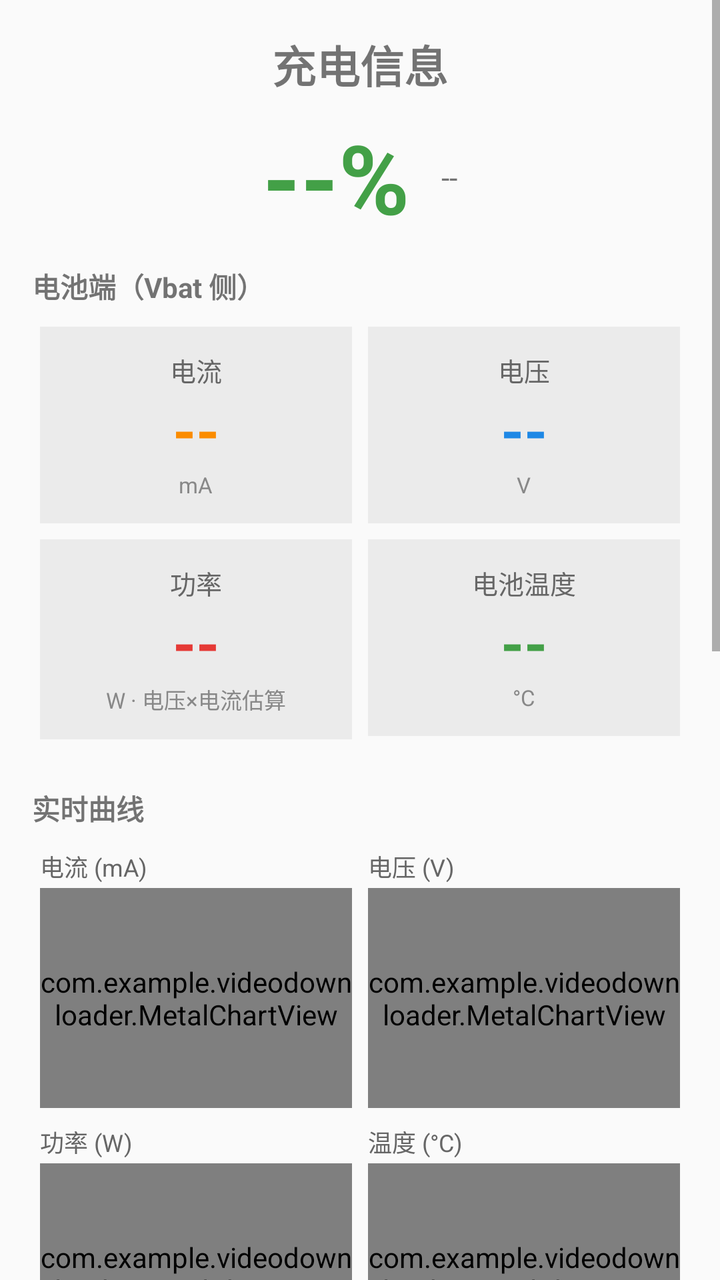
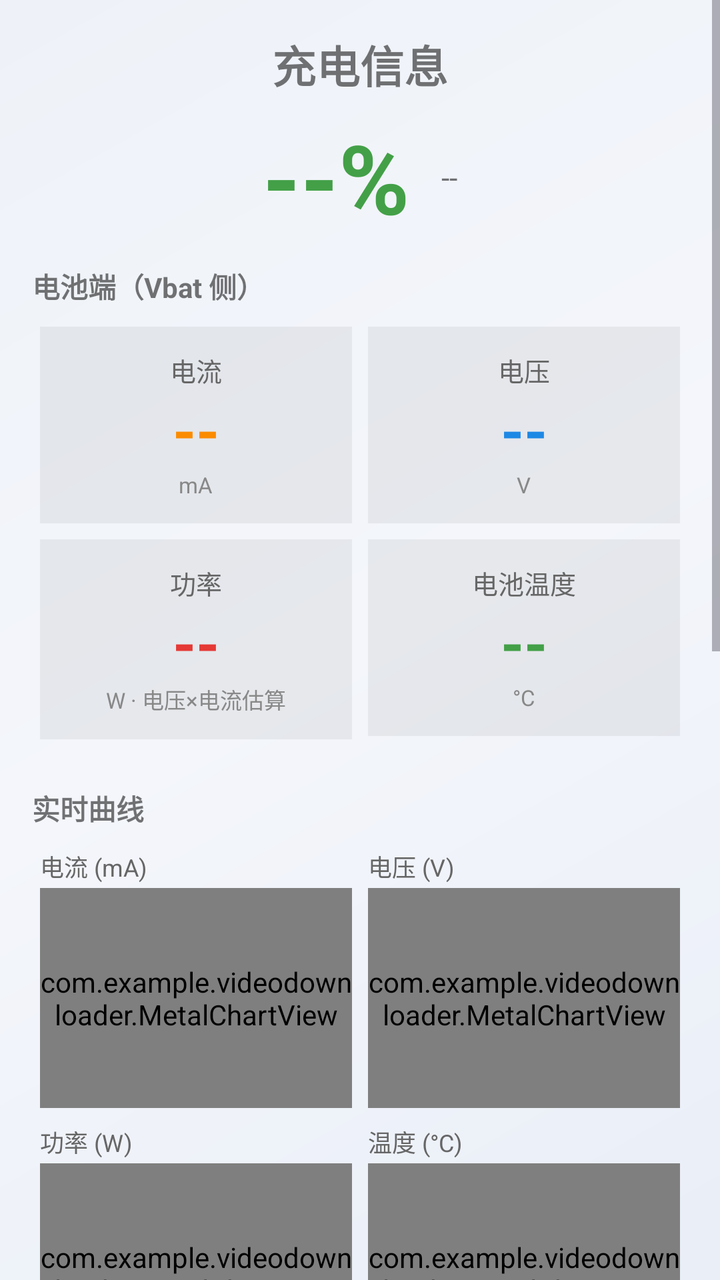

Screens rendered from an Android XML layout before and after an edit, with the pre-edit source and the edit as a unified diff.
<!-- AndroidManifest.xml: application theme Theme.VideoDownloader -->
<!-- res/layout/activity_battery_info.xml -->
<?xml version="1.0" encoding="utf-8"?>
<ScrollView xmlns:android="http://schemas.android.com/apk/res/android"
    android:layout_width="match_parent"
    android:layout_height="match_parent"
    android:fillViewport="true">

<LinearLayout
    android:layout_width="match_parent"
    android:layout_height="wrap_content"
    android:orientation="vertical"
    android:padding="16dp">

    <TextView
        android:layout_width="match_parent"
        android:layout_height="wrap_content"
        android:text="@string/tool_battery_title"
        android:textSize="22sp"
        android:textStyle="bold"
        android:gravity="center"
        android:paddingBottom="8dp" />

    
    <LinearLayout
        android:layout_width="match_parent"
        android:layout_height="wrap_content"
        android:orientation="horizontal"
        android:gravity="center"
        android:paddingBottom="12dp">

        <TextView
            android:id="@+id/tvLevelBig"
            android:layout_width="wrap_content"
            android:layout_height="wrap_content"
            android:text="--%"
            android:textSize="48sp"
            android:textStyle="bold"
            android:textColor="@color/tool_battery_bg" />

        <TextView
            android:id="@+id/tvStatus"
            android:layout_width="wrap_content"
            android:layout_height="wrap_content"
            android:text="--"
            android:textSize="15sp"
            android:layout_marginStart="16dp" />
    </LinearLayout>

    
    <TextView
        android:layout_width="match_parent"
        android:layout_height="wrap_content"
        android:text="@string/battery_section_bat_side"
        android:textSize="14sp"
        android:textStyle="bold"
        android:paddingBottom="6dp" />

    
    <GridLayout
        android:layout_width="match_parent"
        android:layout_height="wrap_content"
        android:columnCount="2">

        <LinearLayout
            android:layout_width="0dp"
            android:layout_height="wrap_content"
            android:layout_columnWeight="1"
            android:orientation="vertical"
            android:gravity="center"
            android:background="#0F000000"
            android:layout_margin="4dp"
            android:padding="12dp">

            <TextView
                android:layout_width="wrap_content"
                android:layout_height="wrap_content"
                android:text="电流"
                android:textColor="#666666"
                android:textSize="13sp" />

            <TextView
                android:id="@+id/tvCurrent"
                android:layout_width="wrap_content"
                android:layout_height="wrap_content"
                android:text="--"
                android:textSize="30sp"
                android:textStyle="bold"
                android:textColor="#FB8C00" />

            <TextView
                android:id="@+id/tvCurrentCaption"
                android:layout_width="wrap_content"
                android:layout_height="wrap_content"
                android:text="mA"
                android:textColor="#888888"
                android:textSize="11sp" />
        </LinearLayout>

        <LinearLayout
            android:layout_width="0dp"
            android:layout_height="wrap_content"
            android:layout_columnWeight="1"
            android:orientation="vertical"
            android:gravity="center"
            android:background="#0F000000"
            android:layout_margin="4dp"
            android:padding="12dp">

            <TextView
                android:layout_width="wrap_content"
                android:layout_height="wrap_content"
                android:text="电压"
                android:textColor="#666666"
                android:textSize="13sp" />

            <TextView
                android:id="@+id/tvVoltage"
                android:layout_width="wrap_content"
                android:layout_height="wrap_content"
                android:text="--"
                android:textSize="30sp"
                android:textStyle="bold"
                android:textColor="#1E88E5" />

            <TextView
                android:layout_width="wrap_content"
                android:layout_height="wrap_content"
                android:text="V"
                android:textColor="#888888"
                android:textSize="11sp" />
        </LinearLayout>

        <LinearLayout
            android:layout_width="0dp"
            android:layout_height="wrap_content"
            android:layout_columnWeight="1"
            android:orientation="vertical"
            android:gravity="center"
            android:background="#0F000000"
            android:layout_margin="4dp"
            android:padding="12dp">

            <TextView
                android:layout_width="wrap_content"
                android:layout_height="wrap_content"
                android:text="功率"
                android:textColor="#666666"
                android:textSize="13sp" />

            <TextView
                android:id="@+id/tvPower"
                android:layout_width="wrap_content"
                android:layout_height="wrap_content"
                android:text="--"
                android:textSize="30sp"
                android:textStyle="bold"
                android:textColor="#E53935" />

            <TextView
                android:layout_width="wrap_content"
                android:layout_height="wrap_content"
                android:text="W · 电压×电流估算"
                android:textColor="#888888"
                android:textSize="11sp" />
        </LinearLayout>

        <LinearLayout
            android:layout_width="0dp"
            android:layout_height="wrap_content"
            android:layout_columnWeight="1"
            android:orientation="vertical"
            android:gravity="center"
            android:background="#0F000000"
            android:layout_margin="4dp"
            android:padding="12dp">

            <TextView
                android:layout_width="wrap_content"
                android:layout_height="wrap_content"
                android:text="电池温度"
                android:textColor="#666666"
                android:textSize="13sp" />

            <TextView
                android:id="@+id/tvTemp"
                android:layout_width="wrap_content"
                android:layout_height="wrap_content"
                android:text="--"
                android:textSize="30sp"
                android:textStyle="bold"
                android:textColor="#43A047" />

            <TextView
                android:layout_width="wrap_content"
                android:layout_height="wrap_content"
                android:text="°C"
                android:textColor="#888888"
                android:textSize="11sp" />
        </LinearLayout>
    </GridLayout>

    
    <LinearLayout
        android:id="@+id/inputCard"
        android:layout_width="match_parent"
        android:layout_height="wrap_content"
        android:orientation="vertical"
        android:background="#0F000000"
        android:layout_marginTop="8dp"
        android:padding="12dp"
        android:visibility="gone">

        <LinearLayout
            android:layout_width="match_parent"
            android:layout_height="wrap_content"
            android:orientation="horizontal">

            <TextView
                android:layout_width="0dp"
                android:layout_height="wrap_content"
                android:layout_weight="1"
                android:text="@string/battery_section_input_side"
                android:textColor="#666666"
                android:textSize="13sp"
                android:textStyle="bold" />

            <TextView
                android:id="@+id/tvInputSource"
                android:layout_width="wrap_content"
                android:layout_height="wrap_content"
                android:text=""
                android:textColor="#999999"
                android:textSize="11sp" />
        </LinearLayout>

        <LinearLayout
            android:layout_width="match_parent"
            android:layout_height="wrap_content"
            android:orientation="horizontal"
            android:layout_marginTop="8dp"
            android:weightSum="3">

            <LinearLayout
                android:layout_width="0dp"
                android:layout_weight="1"
                android:layout_height="wrap_content"
                android:orientation="vertical"
                android:gravity="center">

                <TextView
                    android:id="@+id/tvInputVoltage"
                    android:layout_width="wrap_content"
                    android:layout_height="wrap_content"
                    android:text="--"
                    android:textSize="22sp"
                    android:textStyle="bold"
                    android:textColor="#3949AB" />

                <TextView
                    android:layout_width="wrap_content"
                    android:layout_height="wrap_content"
                    android:text="输入电压 V"
                    android:textColor="#888888"
                    android:textSize="11sp" />
            </LinearLayout>

            <LinearLayout
                android:layout_width="0dp"
                android:layout_weight="1"
                android:layout_height="wrap_content"
                android:orientation="vertical"
                android:gravity="center">

                <TextView
                    android:id="@+id/tvInputCurrent"
                    android:layout_width="wrap_content"
                    android:layout_height="wrap_content"
                    android:text="--"
                    android:textSize="22sp"
                    android:textStyle="bold"
                    android:textColor="#00897B" />

                <TextView
                    android:layout_width="wrap_content"
                    android:layout_height="wrap_content"
                    android:text="输入电流 A"
                    android:textColor="#888888"
                    android:textSize="11sp" />
            </LinearLayout>

            <LinearLayout
                android:layout_width="0dp"
                android:layout_weight="1"
                android:layout_height="wrap_content"
                android:orientation="vertical"
                android:gravity="center">

                <TextView
                    android:id="@+id/tvInputPower"
                    android:layout_width="wrap_content"
                    android:layout_height="wrap_content"
                    android:text="--"
                    android:textSize="22sp"
                    android:textStyle="bold"
                    android:textColor="#D81B60" />

                <TextView
                    android:layout_width="wrap_content"
                    android:layout_height="wrap_content"
                    android:text="输入功率 W"
                    android:textColor="#888888"
                    android:textSize="11sp" />
            </LinearLayout>
        </LinearLayout>
    </LinearLayout>

    
    <TextView
        android:layout_width="match_parent"
        android:layout_height="wrap_content"
        android:text="@string/battery_section_chart"
        android:textSize="14sp"
        android:textStyle="bold"
        android:layout_marginTop="20dp"
        android:paddingBottom="6dp" />

    <GridLayout
        android:layout_width="match_parent"
        android:layout_height="wrap_content"
        android:columnCount="2">

        <LinearLayout
            android:layout_width="0dp"
            android:layout_height="wrap_content"
            android:layout_columnWeight="1"
            android:orientation="vertical"
            android:layout_margin="4dp">

            <TextView
                android:layout_width="wrap_content"
                android:layout_height="wrap_content"
                android:text="电流 (mA)"
                android:textColor="#666666"
                android:textSize="12sp"
                android:paddingBottom="2dp" />

            <com.example.videodownloader.MetalChartView
                android:id="@+id/chartCurrent"
                android:layout_width="match_parent"
                android:layout_height="110dp"
                android:background="#1A000000" />
        </LinearLayout>

        <LinearLayout
            android:layout_width="0dp"
            android:layout_height="wrap_content"
            android:layout_columnWeight="1"
            android:orientation="vertical"
            android:layout_margin="4dp">

            <TextView
                android:layout_width="wrap_content"
                android:layout_height="wrap_content"
                android:text="电压 (V)"
                android:textColor="#666666"
                android:textSize="12sp"
                android:paddingBottom="2dp" />

            <com.example.videodownloader.MetalChartView
                android:id="@+id/chartVoltage"
                android:layout_width="match_parent"
                android:layout_height="110dp"
                android:background="#1A000000" />
        </LinearLayout>

        <LinearLayout
            android:layout_width="0dp"
            android:layout_height="wrap_content"
            android:layout_columnWeight="1"
            android:orientation="vertical"
            android:layout_margin="4dp">

            <TextView
                android:layout_width="wrap_content"
                android:layout_height="wrap_content"
                android:text="功率 (W)"
                android:textColor="#666666"
                android:textSize="12sp"
                android:paddingBottom="2dp" />

            <com.example.videodownloader.MetalChartView
                android:id="@+id/chartPower"
                android:layout_width="match_parent"
                android:layout_height="110dp"
                android:background="#1A000000" />
        </LinearLayout>

        <LinearLayout
            android:layout_width="0dp"
            android:layout_height="wrap_content"
            android:layout_columnWeight="1"
            android:orientation="vertical"
            android:layout_margin="4dp">

            <TextView
                android:layout_width="wrap_content"
                android:layout_height="wrap_content"
                android:text="温度 (°C)"
                android:textColor="#666666"
                android:textSize="12sp"
                android:paddingBottom="2dp" />

            <com.example.videodownloader.MetalChartView
                android:id="@+id/chartTemp"
                android:layout_width="match_parent"
                android:layout_height="110dp"
                android:background="#1A000000" />
        </LinearLayout>
    </GridLayout>

    
    <TextView
        android:layout_width="match_parent"
        android:layout_height="wrap_content"
        android:text="@string/battery_section_details"
        android:textSize="14sp"
        android:textStyle="bold"
        android:layout_marginTop="20dp"
        android:paddingBottom="6dp" />

    <LinearLayout
        android:id="@+id/detailsContainer"
        android:layout_width="match_parent"
        android:layout_height="wrap_content"
        android:orientation="vertical" />

    
    <TextView
        android:layout_width="match_parent"
        android:layout_height="wrap_content"
        android:text="@string/battery_section_raw"
        android:textSize="14sp"
        android:textStyle="bold"
        android:layout_marginTop="20dp"
        android:paddingBottom="6dp" />

    <TextView
        android:id="@+id/tvRawExtras"
        android:layout_width="match_parent"
        android:layout_height="wrap_content"
        android:typeface="monospace"
        android:textSize="12sp"
        android:textColor="#444444"
        android:background="#0D000000"
        android:padding="12dp"
        android:text="--" />

    
    <TextView
        android:layout_width="match_parent"
        android:layout_height="wrap_content"
        android:text="@string/battery_section_sysfs"
        android:textSize="14sp"
        android:textStyle="bold"
        android:layout_marginTop="20dp"
        android:paddingBottom="6dp" />

    <TextView
        android:id="@+id/tvSysfs"
        android:layout_width="match_parent"
        android:layout_height="wrap_content"
        android:typeface="monospace"
        android:textSize="12sp"
        android:textColor="#444444"
        android:background="#0D000000"
        android:padding="12dp"
        android:text="读取中…" />

    
    <TextView
        android:layout_width="match_parent"
        android:layout_height="wrap_content"
        android:text="@string/battery_section_thermal"
        android:textSize="14sp"
        android:textStyle="bold"
        android:layout_marginTop="20dp"
        android:paddingBottom="6dp" />

    <TextView
        android:id="@+id/tvThermal"
        android:layout_width="match_parent"
        android:layout_height="wrap_content"
        android:typeface="monospace"
        android:textSize="12sp"
        android:textColor="#444444"
        android:background="#0D000000"
        android:padding="12dp"
        android:text="读取中…" />

    
    <TextView
        android:layout_width="match_parent"
        android:layout_height="wrap_content"
        android:text="@string/battery_hint"
        android:textSize="12sp"
        android:textColor="#999999"
        android:layout_marginTop="20dp"
        android:paddingBottom="8dp" />

</LinearLayout>
</ScrollView>
<!-- resources referenced by this layout -->
<resources>
  <color name="tool_battery_bg">#43A047</color>
  <string name="battery_section_bat_side">电池端（Vbat 侧）</string>
  <string name="battery_section_chart">实时曲线</string>
  <string name="battery_section_details">全部参数</string>
  <string name="battery_section_raw">广播原始数据（ACTION_BATTERY_CHANGED）</string>
  <string name="battery_section_sysfs">电源节点（/sys/class/power_supply）</string>
  <string name="battery_section_thermal">温度节点（/sys/class/thermal）</string>
  <string name="tool_battery_title">充电信息</string>
  <style name="Theme.VideoDownloader" parent="Theme.MaterialComponents.Light.NoActionBar">
          <item name="colorPrimary">#FE2C55</item>
          <item name="colorPrimaryVariant">#C81E40</item>
          <item name="colorOnPrimary">#FFFFFF</item>
          <item name="colorSecondary">#25F4EE</item>
          <item name="android:statusBarColor">#FE2C55</item>
          <item name="android:windowBackground">@color/bg_light</item>
      </style>
  <color name="bg_light">#FFFAFAFA</color>
  <!-- unchanged entries left out for length: 2 -->
</resources>

<!-- the commit's change to res/layout/activity_battery_info.xml (unified diff, before → after) -->
@@ -1,5 +1,6 @@
 <?xml version="1.0" encoding="utf-8"?>
-<ScrollView xmlns:android="http://schemas.android.com/apk/res/android"
+<ScrollView
+    android:fitsSystemWindows="true" xmlns:android="http://schemas.android.com/apk/res/android"
     android:layout_width="match_parent"
     android:layout_height="match_parent"
     android:fillViewport="true">
<!-- resource entries referenced after the edit -->
@@ -9,14 +9,74 @@
   <string name="battery_section_thermal">温度节点（/sys/class/thermal）</string>
   <string name="tool_battery_title">充电信息</string>
   <style name="Theme.VideoDownloader" parent="Theme.MaterialComponents.Light.NoActionBar">
-          <item name="colorPrimary">#FE2C55</item>
-          <item name="colorPrimaryVariant">#C81E40</item>
-          <item name="colorOnPrimary">#FFFFFF</item>
-          <item name="colorSecondary">#25F4EE</item>
-          <item name="android:statusBarColor">#FE2C55</item>
-          <item name="android:windowBackground">@color/bg_light</item>
+          <item name="colorPrimary">@color/ios_blue</item>
+          <item name="colorPrimaryVariant">@color/ios_indigo</item>
+          <item name="colorOnPrimary">@color/white</item>
+          <item name="colorSecondary">@color/ios_cyan</item>
+          <item name="colorOnSecondary">@color/white</item>
+          <item name="colorError">@color/ios_red</item>
+          <item name="android:statusBarColor">@android:color/transparent</item>
+          <item name="android:navigationBarColor">@android:color/transparent</item>
+          <item name="android:windowLightStatusBar">true</item>
+          <item name="android:windowBackground">@drawable/ios_bg_gradient</item>
+          <item name="android:textColorPrimary">@color/text_primary</item>
+          <item name="android:textColorSecondary">@color/text_secondary</item>
+          <item name="materialButtonStyle">@style/Widget.iOS.Button</item>
+          <item name="editTextStyle">@style/Widget.iOS.EditText</item>
+          <item name="android:windowDrawsSystemBarBackgrounds">true</item>
       </style>
-  <color name="bg_light">#FFFAFAFA</color>
+  <color name="ios_blue">#007AFF</color>
+  <color name="ios_indigo">#5856D6</color>
+  <color name="white">#FFFFFFFF</color>
+  <color name="ios_cyan">#32ADE6</color>
+  <color name="ios_red">#FF3B30</color>
+  <!-- drawable ios_bg_gradient (drawable) -->
+  <?xml version="1.0" encoding="utf-8"?>
+  <shape xmlns:android="http://schemas.android.com/apk/res/android"
+      android:shape="rectangle">
+      <gradient
+          android:angle="135"
+          android:startColor="@color/bg_gradient_top"
+          android:centerColor="@color/bg_gradient_center"
+          android:endColor="@color/bg_gradient_bottom"
+          android:type="linear" />
+  </shape>
+  <color name="text_primary">#FF1C1C1E</color>
+  <color name="text_secondary">#FF6C6C78</color>
+  <style name="Widget.iOS.Button" parent="Widget.MaterialComponents.Button">
+          <item name="cornerRadius">16dp</item>
+          <item name="android:textAllCaps">false</item>
+          <item name="android:textSize">16sp</item>
+          <item name="android:letterSpacing">0</item>
+          <item name="android:fontFamily">sans-serif-medium</item>
+          <item name="android:paddingTop">12dp</item>
+          <item name="android:paddingBottom">12dp</item>
+          <item name="elevation">0dp</item>
+          <item name="rippleColor">#33FFFFFF</item>
+      </style>
+  <style name="Widget.iOS.EditText" parent="Widget.AppCompat.EditText">
+          <item name="android:background">@drawable/ios_glass_field</item>
+          <item name="android:textColor">@color/text_primary</item>
+          <item name="android:textColorHint">@color/text_tertiary</item>
+          <item name="android:textSize">15sp</item>
+          <item name="android:padding">14dp</item>
+      </style>
+  <color name="bg_gradient_top">#FFE9EEF7</color>
+  <color name="bg_gradient_center">#FFF4F6FB</color>
+  <color name="bg_gradient_bottom">#FFEEF2F8</color>
+  <!-- drawable ios_glass_field (drawable) -->
+  <?xml version="1.0" encoding="utf-8"?>
+  <shape xmlns:android="http://schemas.android.com/apk/res/android"
+      android:shape="rectangle">
+      <solid android:color="@color/glass_fill_strong" />
+      <corners android:radius="16dp" />
+      <stroke
+          android:width="1dp"
+          android:color="@color/glass_stroke" />
+  </shape>
+  <color name="text_tertiary">#FF9A9AA4</color>
+  <color name="glass_fill_strong">#F2FFFFFF</color>
+  <color name="glass_stroke">#33FFFFFF</color>
   <!-- unchanged entries left out for length: 2 -->
 </resources>
 
